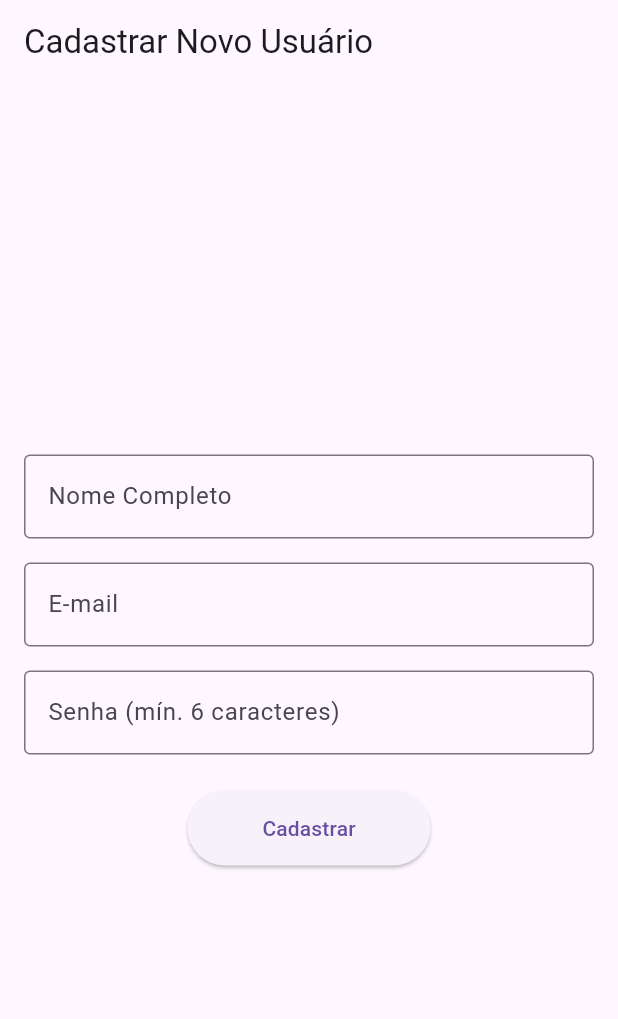
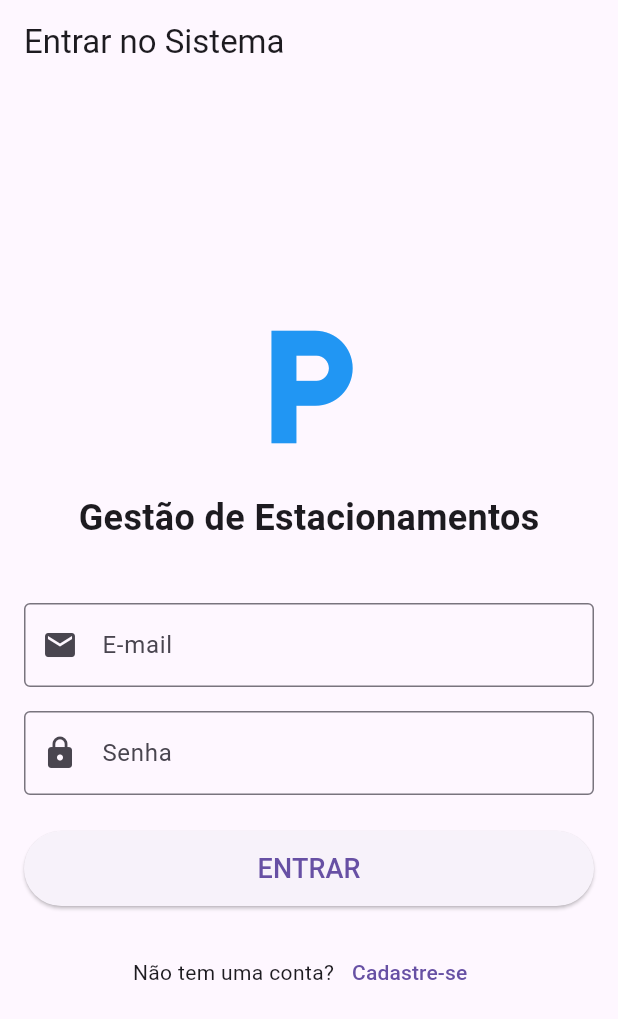
Before and after one commit to vicentegabriells/gestao_estacionamentos, a Flutter app: the screen it shows after launch, on a phone screen of 412 x 824 dp. Shown: the top 1019 px of the screen. Run offline on Flutter 3.47's test engine with Material 3 defaults, Android fonts, the phone set to English and light mode, and no system bars; our stand-ins replace cloud_firestore, firebase_auth, firebase_core, google_maps_flutter; accounts and stored records are empty.

Commit message:
atualizações
realizadas no dia 25 de novembro, geolocalizacao, cadastramento de estacionamento e api do map

```diff
--- /dev/null
+++ b/lib/login_screen.dart
@@ -0,0 +1,150 @@
+import 'home_screen.dart';
+import 'package:flutter/material.dart';
+import 'package:firebase_auth/firebase_auth.dart';
+import 'registration_screen.dart'; // Importe a tela de cadastro para poder navegar até ela
+
+class LoginScreen extends StatefulWidget {
+  const LoginScreen({super.key});
+
+  @override
+  State<LoginScreen> createState() => _LoginScreenState();
+}
+
+class _LoginScreenState extends State<LoginScreen> {
+  // Controladores de texto
+  final TextEditingController _emailController = TextEditingController();
+  final TextEditingController _passwordController = TextEditingController();
+
+  bool _isLoading = false;
+
+  // Função de Login
+  Future<void> _loginUser() async {
+    setState(() {
+      _isLoading = true;
+    });
+
+    try {
+      // Tenta fazer o login no Firebase
+      await FirebaseAuth.instance.signInWithEmailAndPassword(
+        email: _emailController.text.trim(),
+        password: _passwordController.text.trim(),
+      );
+
+    // Se não der erro, o login funcionou!
+    if (mounted) {
+        // Navega para a Tela Principal e remove a tela de Login da "pilha" (para não voltar ao login se apertar 'voltar')
+        Navigator.of(context).pushReplacement(
+            MaterialPageRoute(builder: (context) => const HomeScreen()),
+        );
+    }
+
+    } on FirebaseAuthException catch (e) {
+      // Tratamento de erros comuns de login
+      String errorMessage = 'Erro ao fazer login.';
+
+      if (e.code == 'user-not-found') {
+        errorMessage = 'Usuário não encontrado.';
+      } else if (e.code == 'wrong-password') {
+        errorMessage = 'Senha incorreta.';
+      } else if (e.code == 'invalid-email') {
+        errorMessage = 'E-mail inválido.';
+      }
+
+      if (mounted) {
+        ScaffoldMessenger.of(context).showSnackBar(
+          SnackBar(
+            content: Text(errorMessage),
+            backgroundColor: Colors.red,
+          ),
+        );
+      }
+    } finally {
+      setState(() {
+        _isLoading = false;
+      });
+    }
+  }
+
+  @override
+  Widget build(BuildContext context) {
+    return Scaffold(
+      appBar: AppBar(title: const Text('Entrar no Sistema')),
+      body: Padding(
+        padding: const EdgeInsets.all(16.0),
+        child: Center( // Centraliza o conteúdo
+          child: SingleChildScrollView( // Permite rolar a tela em celulares pequenos
+            child: Column(
+              mainAxisAlignment: MainAxisAlignment.center,
+              children: [
+                // Logo ou Ícone (Opcional)
+                const Icon(Icons.local_parking, size: 100, color: Colors.blue),
+                const SizedBox(height: 20),
+                const Text(
+                  'Gestão de Estacionamentos',
+                  style: TextStyle(fontSize: 24, fontWeight: FontWeight.bold),
+                ),
+                const SizedBox(height: 40),
+
+                // Campo de E-mail
+                TextField(
+                  controller: _emailController,
+                  decoration: const InputDecoration(
+                    labelText: 'E-mail',
+                    border: OutlineInputBorder(),
+                    prefixIcon: Icon(Icons.email),
+                  ),
+                  keyboardType: TextInputType.emailAddress,
+                ),
+                const SizedBox(height: 16),
+
+                // Campo de Senha
+                TextField(
+                  controller: _passwordController,
+                  decoration: const InputDecoration(
+                    labelText: 'Senha',
+                    border: OutlineInputBorder(),
+                    prefixIcon: Icon(Icons.lock),
+                  ),
+                  obscureText: true,
+                ),
+                const SizedBox(height: 24),
+
+                // Botão de Entrar
+                SizedBox(
+                  width: double.infinity, // Botão ocupa toda a largura
+                  height: 50,
+                  child: _isLoading
+                      ? const Center(child: CircularProgressIndicator())
+                      : ElevatedButton(
+                          onPressed: _loginUser,
+                          child: const Text('ENTRAR', style: TextStyle(fontSize: 18)),
+                        ),
+                ),
+                const SizedBox(height: 20),
+
+                // Link para criar conta
+                Row(
+                  mainAxisAlignment: MainAxisAlignment.center,
+                  children: [
+                    const Text('Não tem uma conta?'),
+                    TextButton(
+                      onPressed: () {
+                        // Navega para a tela de cadastro
+                        Navigator.of(context).push(
+                          MaterialPageRoute(
+                            builder: (context) => const RegistrationScreen(),
+                          ),
+                        );
+                      },
+                      child: const Text('Cadastre-se'),
+                    ),
+                  ],
+                ),
+              ],
+            ),
+          ),
+        ),
+      ),
+    );
+  }
+}
--- a/lib/main.dart
+++ b/lib/main.dart
@@ -1,24 +1,17 @@
 import 'package:flutter/material.dart';
-import 'registration_screen.dart';
-
-// 1. Importe o Firebase Core (o pacote principal)
 import 'package:firebase_core/firebase_core.dart';
-
-// 2. Importe o arquivo de opções que o FlutterFire criou
 import 'firebase_options.dart';
 
-// 3. Modifique a função main para ser 'async'
+// Importante: Importar o arquivo da tela de cadastro que você criou
+import 'login_screen.dart';
+
 Future<void> main() async {
-
-  // 4. Garanta que o Flutter está pronto antes de rodar o Firebase
   WidgetsFlutterBinding.ensureInitialized();
 
-  // 5. Inicialize o Firebase usando o arquivo de opções
   await Firebase.initializeApp(
     options: DefaultFirebaseOptions.currentPlatform,
   );
 
-  // 6. Rode o seu aplicativo
   runApp(const MyApp());
 }
 
@@ -30,11 +23,13 @@ class MyApp extends StatelessWidget {
     return MaterialApp(
       debugShowCheckedModeBanner: false,
       title: 'Gestão de Estacionamentos',
-
-      // AQUI ESTÁ A MUDANÇA:
-      // O home agora é a sua nova tela de cadastro
-      home: const RegistrationScreen(),
-
+      theme: ThemeData(
+        primarySwatch: Colors.blue,
+        useMaterial3: true,
+      ),
+      // AQUI ESTÁ A MUDANÇA PRINCIPAL:
+      // O app vai iniciar direto na tela de cadastro
+      home: const LoginScreen(),
     );
   }
 }
--- a/pubspec.yaml
+++ b/pubspec.yaml
@@ -46,6 +46,7 @@ dependencies:
   # The following adds the Cupertino Icons font to your application.
   # Use with the CupertinoIcons class for iOS style icons.
   cupertino_icons: ^1.0.8
+  google_maps_flutter: ^2.14.0
 
 dev_dependencies:
   flutter_test:
```
Also changed, not shown: lib/home_screen.dart (added, +230 -0 lines), pubspec.lock, 2 other files.
